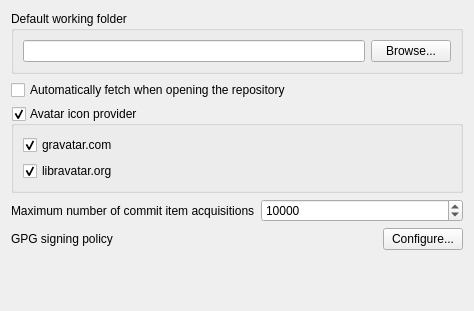
This is src/SettingBehaviorForm.ui in soramimi/Guitar as Qt 5 draws it before an edit. The edited form follows.
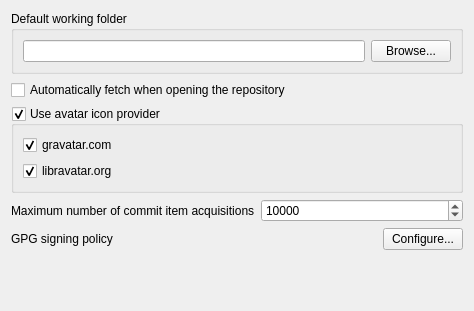
This is the edited form.

```diff
--- a/src/SettingBehaviorForm.ui
+++ b/src/SettingBehaviorForm.ui
@@ -43,7 +43,7 @@
    <item>
     <widget class="QGroupBox" name="groupBox_avatar_icon_provider">
      <property name="title">
-      <string>Avatar icon provider</string>
+      <string>Use avatar icon provider</string>
      </property>
      <property name="checkable">
       <bool>true</bool>
```
